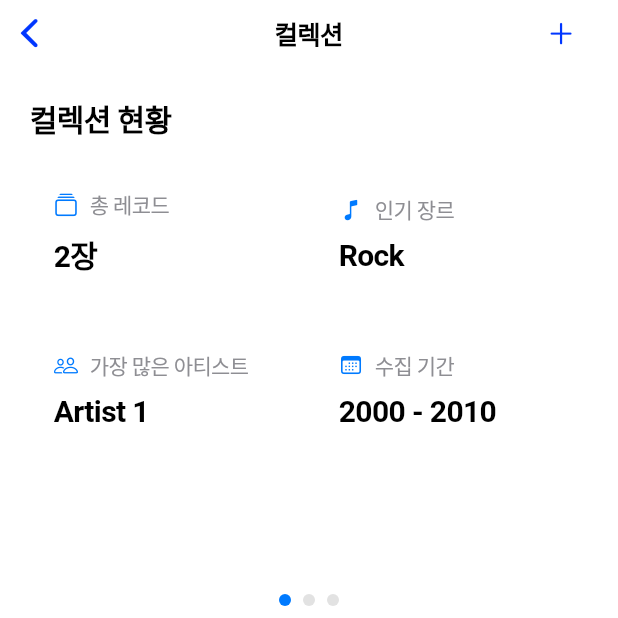
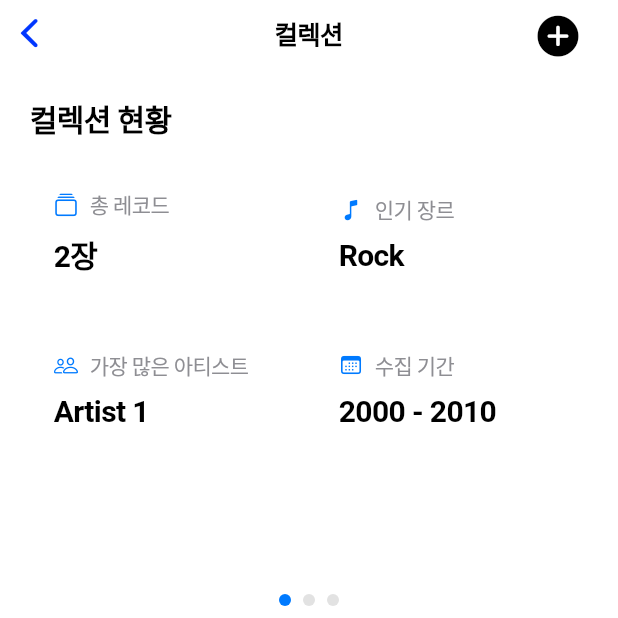
Before and after one commit to kolektt/kolektt, a Flutter app: the CollectionView screen opened directly, on a phone screen of 412 x 824 dp, the top half of it. Run offline on Flutter 3.47's test engine with Material 3 defaults, Android fonts, the phone set to English and light mode, and no system bars; our stand-ins replace audioplayers, fl_chart; network calls fail.

Commit message:
Update icons and remove unused imports
- Replaced `CupertinoIcons.add` with `CupertinoIcons.add_circled_solid` in the collection view.
- Changed bottom navigation bar icons to filled versions for better visibility.
- Removed unused imports to clean up the code.

```diff
--- a/lib/collection_view.dart
+++ b/lib/collection_view.dart
@@ -1,12 +1,9 @@
-import 'package:fl_chart/fl_chart.dart';
 import 'package:flutter/cupertino.dart';
 import 'package:flutter/material.dart';
 import 'package:kolektt/profile_view.dart';
 import 'package:kolektt/record_detail_view.dart';
-import 'package:kolektt/view_models/home_vm.dart';
 
 import 'analytics_section/analytics_section.dart';
-import 'home/home_view.dart';
 import 'model/record.dart';
 
 // ===== Models =====
@@ -184,7 +181,13 @@ class _CollectionViewState extends State<CollectionView> {
         middle: Text("컬렉션"),
         trailing: CupertinoButton(
           padding: EdgeInsets.zero,
-          child: Icon(CupertinoIcons.add),
+          child: IconButton(
+              onPressed: () {},
+              icon: Icon(
+                CupertinoIcons.add_circled_solid,
+                size: 32,
+                color: CupertinoColors.black,
+              )),
           onPressed: () {
             // 추가 메뉴 처리 (CupertinoActionSheet 등을 사용)
           },
--- a/lib/content_view.dart
+++ b/lib/content_view.dart
@@ -24,11 +24,11 @@ class ContentView extends StatelessWidget {
               label: "홈",
             ),
             BottomNavigationBarItem(
-              icon: Icon(CupertinoIcons.square_grid_2x2),
+              icon: Icon(CupertinoIcons.square_grid_2x2_fill),
               label: "컬렉션",
             ),
             BottomNavigationBarItem(
-              icon: Icon(CupertinoIcons.person),
+              icon: Icon(CupertinoIcons.person_fill),
               label: "프로필",
             ),
           ],
```
